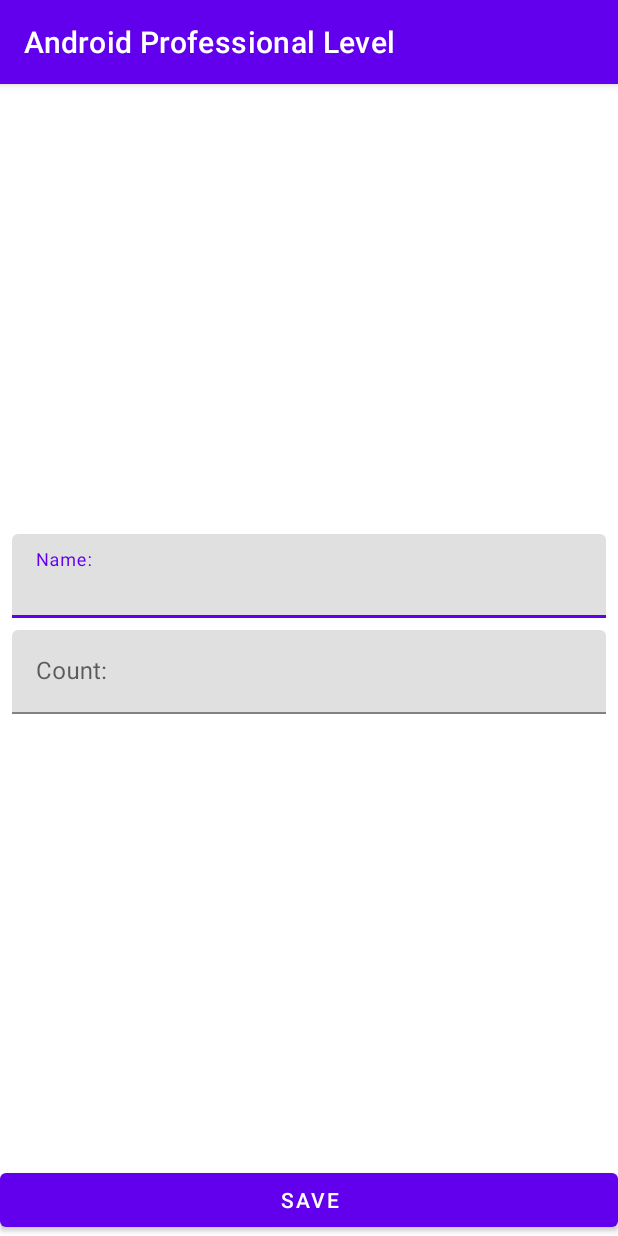
After one commit to Nike2406/Android_Professional_Level, an Android app: the ShopItemFragment screen opened directly, with no data from a screen before it, on a phone screen of 412 x 824 dp. The commit adds this screen. Run offline under Robolectric (Android 15) with nearby library versions, the phone set to English and light mode, and no system bars; 1 statement that could not run was skipped.

Commit message:
started to create fragment from activity

```diff
--- /dev/null
+++ b/app/src/main/java/com/bukin/androidprofessionallevel/presentation/ShopItemFragment.kt
@@ -0,0 +1,199 @@
+package com.bukin.androidprofessionallevel.presentation
+
+import android.os.Bundle
+import android.text.Editable
+import android.text.TextWatcher
+import android.view.LayoutInflater
+import android.view.View
+import android.view.ViewGroup
+import android.widget.Button
+import android.widget.EditText
+import androidx.fragment.app.Fragment
+import androidx.lifecycle.ViewModelProvider
+import com.bukin.androidprofessionallevel.R
+import com.bukin.androidprofessionallevel.domain.ShopItem
+import com.google.android.material.textfield.TextInputLayout
+
+/*
+* Передача параметров во фрагмент
+* */
+class ShopItemFragment(
+    private val screenMode: String = MODE_UNKNOWN,
+    private val shopItemId: Int = ShopItem.UNDEFINED_ID
+) : Fragment() {
+
+    private lateinit var viewModel: ShopItemViewModel
+
+    private lateinit var tilName: TextInputLayout
+    private lateinit var tilCount: TextInputLayout
+    private lateinit var etName: EditText
+    private lateinit var etCount: EditText
+    private lateinit var buttonSave: Button
+
+//    private var screenMode = MODE_UNKNOWN
+//    private var shopItemId = ShopItem.UNDEFINED_ID
+
+    /*
+    * При создании фрагемента, сначала он прикрепляется к activity
+    * Потом из макета создается View
+    * После создается View
+    * */
+    override fun onCreateView(
+        inflater: LayoutInflater, container: ViewGroup?, savedInstanceState: Bundle?
+    ): View? {
+        return inflater.inflate(R.layout.fragment_shop_item, container, false)
+    }
+
+    /*
+    * До метода onViewCreated() View еще не создано и с ней нельзя работать
+    * */
+    override fun onViewCreated(view: View, savedInstanceState: Bundle?) {
+        super.onViewCreated(view, savedInstanceState)
+        parseParams()
+        viewModel = ViewModelProvider(this)[ShopItemViewModel::class.java]
+        initViews(view)
+        addTextChangeListeners()
+        launchRightMode()
+        observeViewModel()
+    }
+
+    // Соответственно из activity:
+    private fun launchEditMode() {
+        // Получаем элмента по id
+        viewModel.getShopItem(shopItemId)
+        // Подписываемся на элемент
+        viewModel.shopItem.observe(viewLifecycleOwner) {
+            // После загрузки элмента присваиваем значения
+            etName.setText(it.name)
+            etCount.setText(it.count.toString())
+        }
+        // При клике на кнопку обновляем информацию
+        buttonSave.setOnClickListener {
+            viewModel.editShopItem(
+                etName.text?.toString(), etCount.text?.toString()
+            )
+        }
+    }
+
+    private fun launchAddMode() {
+        // Не вставляем значения в поля ввода
+        buttonSave.setOnClickListener {
+            viewModel.addShopItem(
+                etName.text?.toString(), etCount.text?.toString()
+            )
+        }
+    }
+
+    private fun launchRightMode() {
+        when (screenMode) {
+            MODE_EDIT -> launchEditMode()
+            MODE_ADD -> launchAddMode()
+        }
+    }
+
+    private fun observeViewModel() {
+        // Подписываемся на остальные объекты для отображения ошибок
+        // Т.к. жизненные циклы фрагмента и view отличаются,
+        // то нельзя передать LifecycleOwner типа this
+        // Передаем LifecycleOwner именно созданной view
+        viewModel.errorInputCount.observe(viewLifecycleOwner) {
+            val message = if (it) {
+                getString(R.string.error_input_count)
+            } else {
+                null
+            }
+            tilCount.error = message
+        }
+        viewModel.errorInputName.observe(viewLifecycleOwner) {
+            val message = if (it) {
+                getString(R.string.error_input_name)
+            } else {
+                null
+            }
+            tilName.error = message
+        }
+        // Если работа с экраном завершена, закрываем его
+        viewModel.shouldCloseScreen.observe(viewLifecycleOwner) {
+            finish() // Завершение view
+        }
+    }
+
+    private fun addTextChangeListeners() {
+        // Скрывание ошибки при вводе текста
+        etName.addTextChangedListener(object : TextWatcher {
+            override fun beforeTextChanged(p0: CharSequence?, p1: Int, p2: Int, p3: Int) {
+            }
+
+            override fun onTextChanged(p0: CharSequence?, p1: Int, p2: Int, p3: Int) {
+                viewModel.resetErrorInputName()
+            }
+
+            override fun afterTextChanged(p0: Editable?) {
+            }
+        })
+        etCount.addTextChangedListener(object : TextWatcher {
+            override fun beforeTextChanged(p0: CharSequence?, p1: Int, p2: Int, p3: Int) {
+            }
+
+            override fun onTextChanged(p0: CharSequence?, p1: Int, p2: Int, p3: Int) {
+                viewModel.resetErrorInputCount()
+            }
+
+            override fun afterTextChanged(p0: Editable?) {
+            }
+        })
+    }
+
+    /*
+    * Во фрагменте не используются intent, поэтому можно исмользовать метод
+    * requiredActivity(), который возвращает ссылку на activity, к которому
+    * прикреплен данный фрагмент (!requireActivity().intent.hasExtra(EXTRA_SCREEN_MODE))
+    *
+    * В данном случае это плохой вариант, т.к. фрагмент будет требовать от
+    * activity доп параметров. Т.е. activity не может быть запущена определенным образом
+    * */
+    private fun parseParams() {
+        if (screenMode != MODE_EDIT && screenMode != MODE_ADD) {
+            throw java.lang.RuntimeException("Param screen mode is absent")
+        }
+
+        if (screenMode == MODE_EDIT && shopItemId == ShopItem.UNDEFINED_ID) {
+            throw java.lang.RuntimeException("Param shop item id is absent")
+        }
+    }
+
+    /*
+    * Во фрагменте нет метода findViewById() (tilName = findViewById(R.id.til_name) не отработает)
+    * Можно вызвать view из макета, и уже из него вызвать метод. Т.е. в конструктор
+    * передать view.
+    * */
+    private fun initViews(view: View) {
+        tilName = view.findViewById(R.id.til_name)
+        tilCount = view.findViewById(R.id.til_count)
+        etName = view.findViewById(R.id.et_name)
+        etCount = view.findViewById(R.id.et_count)
+        buttonSave = view.findViewById(R.id.save_button)
+    }
+
+
+    companion object {
+        private const val EXTRA_SCREEN_MODE = "extra_mode"
+        private const val EXTRA_SHOP_ITEM_ID = "extra_shop_item_id"
+        private const val MODE_EDIT = "mode_edit"
+        private const val MODE_ADD = "mode_add"
+        private const val MODE_UNKNOWN = ""
+
+        fun newIntentAddItem(context: Context): Intent {
+            val intent = Intent(context, ShopItemActivity::class.java)
+            intent.putExtra(EXTRA_SCREEN_MODE, MODE_ADD)
+            return intent
+        }
+
+        fun newIntentEditItem(context: Context, shopItemId: Int): Intent {
+            val intent = Intent(context, ShopItemActivity::class.java)
+            intent.putExtra(EXTRA_SCREEN_MODE, MODE_EDIT)
+            intent.putExtra(EXTRA_SHOP_ITEM_ID, shopItemId)
+            return intent
+        }
+    }
+}
--- a/app/src/main/res/layout/activity_shop_item.xml
+++ b/app/src/main/res/layout/activity_shop_item.xml
@@ -1,58 +1,9 @@
 <?xml version="1.0" encoding="utf-8"?>
-<androidx.constraintlayout.widget.ConstraintLayout xmlns:android="http://schemas.android.com/apk/res/android"
-    xmlns:app="http://schemas.android.com/apk/res-auto"
+<androidx.fragment.app.FragmentContainerView xmlns:android="http://schemas.android.com/apk/res/android"
     xmlns:tools="http://schemas.android.com/tools"
+    android:id="@+id/shop_item_container"
+    android:name="com.bukin.androidprofessionallevel.presentation.ShopItemFragment"
     android:layout_width="match_parent"
     android:layout_height="match_parent"
-    tools:context=".presentation.ShopItemActivity">
-
-    <com.google.android.material.textfield.TextInputLayout
-        android:id="@+id/til_name"
-        android:layout_width="match_parent"
-        android:layout_height="wrap_content"
-        android:layout_marginStart="8dp"
-        android:layout_marginEnd="8dp"
-        android:layout_marginBottom="4dp"
-        app:layout_constraintBottom_toTopOf="@id/til_count"
-        app:layout_constraintEnd_toEndOf="parent"
-        app:layout_constraintStart_toStartOf="parent"
-        app:layout_constraintTop_toTopOf="parent"
-        app:layout_constraintVertical_chainStyle="packed">
-
-        <com.google.android.material.textfield.TextInputEditText
-            android:id="@+id/et_name"
-            android:layout_width="match_parent"
-            android:layout_height="wrap_content"
-            android:hint="@string/name_hint"
-            android:inputType="textCapWords" />
-    </com.google.android.material.textfield.TextInputLayout>
-
-    <com.google.android.material.textfield.TextInputLayout
-        android:id="@+id/til_count"
-        android:layout_width="0dp"
-        android:layout_height="wrap_content"
-        android:layout_marginStart="8dp"
-        android:layout_marginTop="4dp"
-        android:layout_marginEnd="8dp"
-        app:layout_constraintBottom_toTopOf="@+id/save_button"
-        app:layout_constraintEnd_toEndOf="parent"
-        app:layout_constraintStart_toStartOf="parent"
-        app:layout_constraintTop_toBottomOf="@+id/til_name">
-
-        <com.google.android.material.textfield.TextInputEditText
-            android:id="@+id/et_count"
-            android:layout_width="match_parent"
-            android:layout_height="wrap_content"
-            android:hint="@string/count_hint"
-            android:inputType="number" />
-    </com.google.android.material.textfield.TextInputLayout>
-
-    <Button
-        android:id="@+id/save_button"
-        android:layout_width="0dp"
-        android:layout_height="wrap_content"
-        android:text="@string/save_btn"
-        app:layout_constraintBottom_toBottomOf="parent"
-        app:layout_constraintEnd_toEndOf="parent"
-        app:layout_constraintStart_toStartOf="parent" />
-</androidx.constraintlayout.widget.ConstraintLayout>
+    tools:context=".presentation.ShopItemActivity"
+    tools:layout="@layout/fragment_shop_item" />
--- /dev/null
+++ b/app/src/main/res/layout/fragment_shop_item.xml
@@ -0,0 +1,58 @@
+<?xml version="1.0" encoding="utf-8"?>
+<androidx.constraintlayout.widget.ConstraintLayout xmlns:android="http://schemas.android.com/apk/res/android"
+    xmlns:app="http://schemas.android.com/apk/res-auto"
+    xmlns:tools="http://schemas.android.com/tools"
+    android:layout_width="match_parent"
+    android:layout_height="match_parent"
+    tools:context=".presentation.ShopItemFragment">
+
+    <com.google.android.material.textfield.TextInputLayout
+        android:id="@+id/til_name"
+        android:layout_width="match_parent"
+        android:layout_height="wrap_content"
+        android:layout_marginStart="8dp"
+        android:layout_marginEnd="8dp"
+        android:layout_marginBottom="4dp"
+        app:layout_constraintBottom_toTopOf="@id/til_count"
+        app:layout_constraintEnd_toEndOf="parent"
+        app:layout_constraintStart_toStartOf="parent"
+        app:layout_constraintTop_toTopOf="parent"
+        app:layout_constraintVertical_chainStyle="packed">
+
+        <com.google.android.material.textfield.TextInputEditText
+            android:id="@+id/et_name"
+            android:layout_width="match_parent"
+            android:layout_height="wrap_content"
+            android:hint="@string/name_hint"
+            android:inputType="textCapWords" />
+    </com.google.android.material.textfield.TextInputLayout>
+
+    <com.google.android.material.textfield.TextInputLayout
+        android:id="@+id/til_count"
+        android:layout_width="0dp"
+        android:layout_height="wrap_content"
+        android:layout_marginStart="8dp"
+        android:layout_marginTop="4dp"
+        android:layout_marginEnd="8dp"
+        app:layout_constraintBottom_toTopOf="@+id/save_button"
+        app:layout_constraintEnd_toEndOf="parent"
+        app:layout_constraintStart_toStartOf="parent"
+        app:layout_constraintTop_toBottomOf="@+id/til_name">
+
+        <com.google.android.material.textfield.TextInputEditText
+            android:id="@+id/et_count"
+            android:layout_width="match_parent"
+            android:layout_height="wrap_content"
+            android:hint="@string/count_hint"
+            android:inputType="number" />
+    </com.google.android.material.textfield.TextInputLayout>
+
+    <Button
+        android:id="@+id/save_button"
+        android:layout_width="0dp"
+        android:layout_height="wrap_content"
+        android:text="@string/save_btn"
+        app:layout_constraintBottom_toBottomOf="parent"
+        app:layout_constraintEnd_toEndOf="parent"
+        app:layout_constraintStart_toStartOf="parent" />
+</androidx.constraintlayout.widget.ConstraintLayout>
```
Also changed, not shown: app/src/main/java/com/bukin/androidprofessionallevel/presentation/ShopItemActivity.kt (+151 -151 lines).
